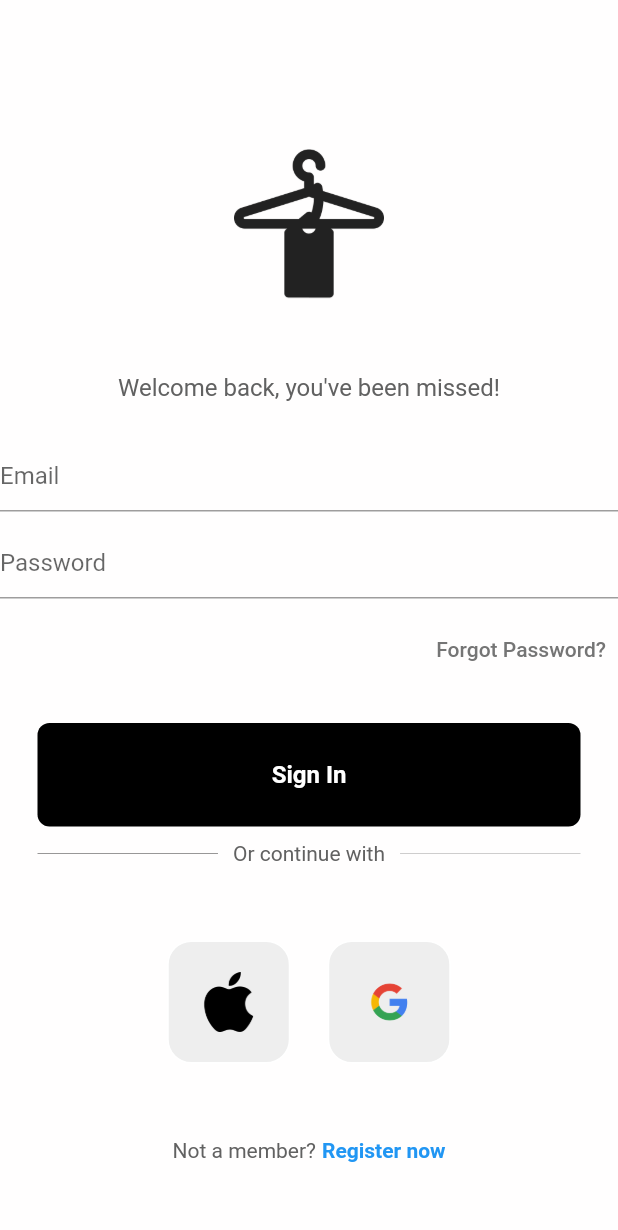
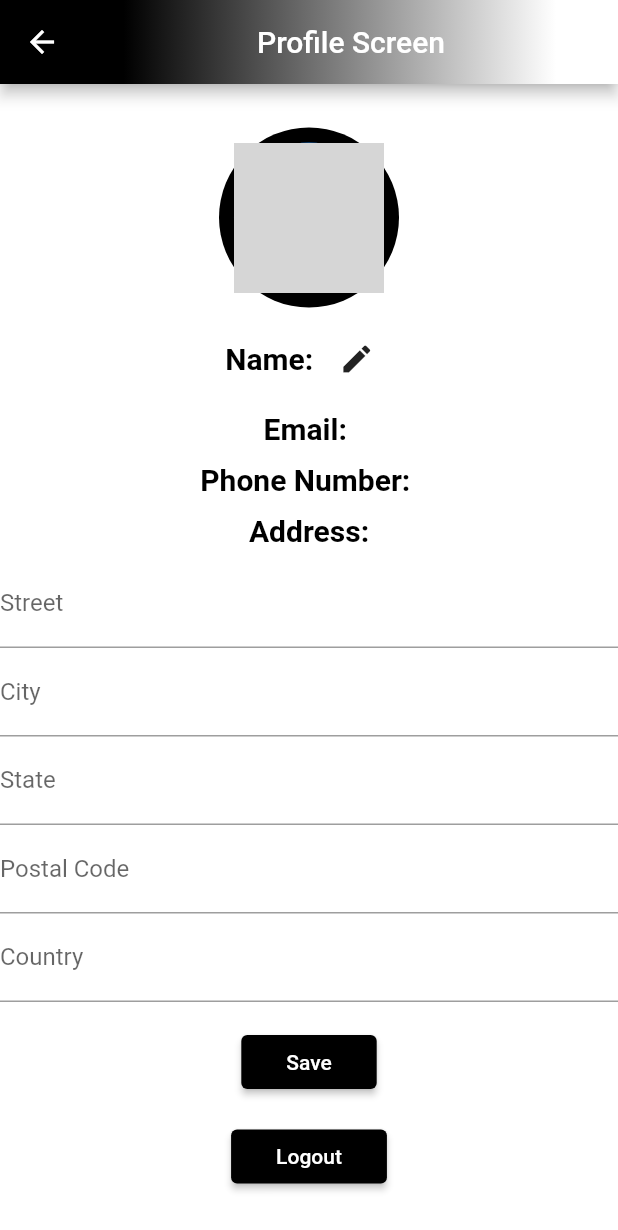
Before and after one commit to Ob1ida/ShareingApp, a Flutter app: the screen it shows after launch, on a phone screen of 412 x 824 dp. Shown: the top 1230 px of the screen. Run offline on Flutter 3.47's test engine with Material 2 defaults, Android fonts, the phone set to English and light mode, and no system bars; our stand-ins replace firebase_auth, firebase_core, firebase_database, fluttertoast, image_cropper, image_picker; accounts and stored records are empty; network calls fail; grey boxes are pictures that could not be loaded.

Commit message:
profile screen

```diff
--- a/lib/Screens/home_page.dart
+++ b/lib/Screens/home_page.dart
@@ -10,6 +10,8 @@ import 'package:image_picker/image_picker.dart';
 
 import 'package:obida_app/Screens/login_page.dart';
 import 'package:firebase_database/firebase_database.dart';
+import 'package:obida_app/Screens/profile_screen.dart';
+import 'package:obida_app/Screens/search_post.dart';
 
 import '../models/Users.dart';
 
@@ -25,11 +27,11 @@ class _HomePageState extends State<HomePage> {
   String? imageUrl;
   String? myImage;
   String? myName;
-   String _imageString = "";
-    String productName = '';
-    String productDes = '';
-    bool _addPost = false;
-    DateTime productDate =  DateTime.now();
+  String _imageString = "";
+  String productName = '';
+  String productDes = '';
+  bool _addPost = false;
+  String productDate =  DateTime.now().toString();
 
   Users users;
 
@@ -42,7 +44,6 @@ class _HomePageState extends State<HomePage> {
 
 
   void _showImageDialog(BuildContext context) {
-
 
     showDialog(
       context: context,
@@ -111,17 +112,13 @@ class _HomePageState extends State<HomePage> {
             TextField(
   onChanged: (value) {
     setState(() {
-      productDate = DateTime.parse(value);
+      productDate = DateTime.now().toString();
     });
   },
   decoration: InputDecoration(
     labelText: "Date",
   ),
 ),
-
-
-
-
             ],
           ),
           actions: [
@@ -172,16 +169,16 @@ class _HomePageState extends State<HomePage> {
   }
 
   void _getFromGallery() async {
-    /*XFile? pickedFile =
+    /* XFile? pickedFile =
         await ImagePicker().pickImage(source: ImageSource.gallery);
     _cropImage(pickedFile!.path);
-    Navigator.pop(context as BuildContext);*/
+    Navigator.pop(context as BuildContext); */
 
 
 
 
     final ImagePicker _imagePicker = ImagePicker();
-  PickedFile? _pickedImage;
+    PickedFile? _pickedImage;
 
   final pickedImage = await _imagePicker.getImage(source: ImageSource.gallery);
   if(pickedImage != null){
@@ -252,7 +249,7 @@ class _HomePageState extends State<HomePage> {
   @override
   Widget build(BuildContext context) {
     return Container(
-      decoration: BoxDecoration(
+      decoration: const BoxDecoration(
         gradient: LinearGradient(
           colors: [
             Color.fromARGB(255, 255, 255, 255),
@@ -260,7 +257,7 @@ class _HomePageState extends State<HomePage> {
           ],
           begin: Alignment.centerLeft,
           end: Alignment.centerRight,
-          stops: const [0.2, 0.9],
+          stops: [0.2, 0.9],
         ),
       ),
       child: Scaffold(
@@ -293,15 +290,15 @@ class _HomePageState extends State<HomePage> {
         backgroundColor: Colors.transparent,
         appBar: AppBar(
           flexibleSpace: Container(
-            decoration: BoxDecoration(
+            decoration: const BoxDecoration(
               gradient: LinearGradient(
                 colors: [
                   Color.fromARGB(255, 0, 0, 0),
-                  const Color.fromARGB(255, 255, 255, 255),
+                  Color.fromARGB(255, 255, 255, 255),
                 ],
                 begin: Alignment.centerLeft,
                 end: Alignment.centerRight,
-                stops: const [0.2, 0.9],
+                stops: [0.2, 0.9],
               ),
             ),
           ),
@@ -313,6 +310,22 @@ class _HomePageState extends State<HomePage> {
             },
             child: const Icon(Icons.login_outlined),
           ),
+
+          actions: <Widget>[
+            IconButton(
+             onPressed:(){
+               Navigator.pushReplacement(context, MaterialPageRoute(builder: (_) => SearchPost()));
+             },
+             icon: const Icon(Icons.person_search),
+             color: Colors.black, iconSize: 30),
+
+             IconButton(
+             onPressed:(){
+              Navigator.pushReplacement(context, MaterialPageRoute(builder: (_) => ProfileScreen()));
+             },
+             icon: const Icon(Icons.person),
+             color: Colors.black, iconSize: 30)
+          ],
         ),
       ),
     );
--- /dev/null
+++ b/lib/Screens/profile_screen.dart
@@ -0,0 +1,250 @@
+import 'dart:async';
+import 'dart:io';
+
+import 'package:firebase_auth/firebase_auth.dart';
+import 'package:firebase_core/firebase_core.dart';
+import 'package:firebase_database/firebase_database.dart';
+import 'package:flutter/cupertino.dart';
+import 'package:flutter/material.dart';
+import 'package:obida_app/Screens/home_page.dart';
+import 'package:obida_app/Screens/login_page.dart';
+import 'package:obida_app/models/Users.dart';
+
+class ProfileScreen extends StatefulWidget {
+  @override
+  State<ProfileScreen> createState() => _ProfileScreenState();
+}
+
+class Address {
+  String? street;
+  String? city;
+  String? state;
+  int? postalCode;
+  String? country;
+
+  Address({this.street, this.city, this.state, this.postalCode, this.country});
+}
+
+class _ProfileScreenState extends State<ProfileScreen> {
+  String? name = '';
+  String? email = '';
+  String? image = '';
+  String? phoneNo = '';
+  String? surname = '';
+  Address userAddress = Address();
+  File? imageXFile;
+
+  final GlobalKey<FormState> _formKey = GlobalKey<FormState>();
+
+  void _saveAddress() {
+    if (_formKey.currentState!.validate()) {
+      _formKey.currentState!.save();
+      // Adres bilgilerini kaydetme işlemlerini yapabilirsiniz
+      print('Added Address: ${userAddress.street}, ${userAddress.city}, ${userAddress.state}, ${userAddress.postalCode}, ${userAddress.country}');
+    }
+  }
+
+  Future<void> _getDataFromDatabase() async {
+    final DatabaseReference ref = FirebaseDatabase.instance
+        .reference()
+        .child('users')
+        .child(FirebaseAuth.instance.currentUser!.uid);
+
+    /*  ref.onValue.listen((DataSnapshot event) {
+    final snapshot = event.snapshot;
+    if (snapshot.value != null) {
+      setState(() {
+        final data = snapshot.value;
+        final name = data["name"];
+        final email = data["email"];
+        final image = data["image"];
+        final phoneNo = data["phoneNo"];
+
+      });
+    }
+    } as void Function(DatabaseEvent event)?,);  */
+  }
+
+  @override
+  Widget build(BuildContext context) {
+    return Scaffold(
+      appBar: AppBar(
+        flexibleSpace: Container(
+          decoration: const BoxDecoration(
+            gradient: LinearGradient(
+              colors: [
+                Color.fromARGB(255, 0, 0, 0),
+                Color.fromARGB(255, 255, 255, 255),
+              ],
+              begin: Alignment.centerLeft,
+              end: Alignment.centerRight,
+              stops: [0.2, 0.9],
+            ),
+          ),
+        ),
+        centerTitle: true,
+        backgroundColor: Colors.pink,
+        title: const Center(
+          child: Text('Profile Screen'),
+        ),
+        leading: IconButton(
+          icon: const Icon(
+            Icons.arrow_back,
+            color: Colors.white,
+          ),
+          onPressed: () {
+            Navigator.pushReplacement(
+              context,
+              MaterialPageRoute(builder: (_) => LoginPage()),
+            );
+          },
+        ),
+      ),
+      body: Container(
+        decoration: const BoxDecoration(
+          gradient: LinearGradient(
+            colors: [
+              Color.fromARGB(255, 255, 255, 255),
+              Color.fromARGB(255, 255, 255, 255),
+            ],
+            begin: Alignment.centerLeft,
+            end: Alignment.centerRight,
+            stops: [0.2, 0.9],
+          ),
+        ),
+        child: Column(
+          crossAxisAlignment: CrossAxisAlignment.center,
+          mainAxisAlignment: MainAxisAlignment.center,
+          children: [
+            GestureDetector(
+              onTap: () {
+                //showimagedialog
+              },
+              child: CircleAvatar(
+                backgroundColor: Color.fromARGB(255, 0, 0, 0),
+                minRadius: 60.0,
+                child: CircleAvatar(
+                  radius: 50.0,
+                  backgroundImage: imageXFile == null
+                      ? NetworkImage(image!)
+                      : Image.file(imageXFile!).image,
+                ),
+              ),
+            ),
+            const SizedBox(
+              height: 10.0,
+            ),
+            Row(
+              crossAxisAlignment: CrossAxisAlignment.center,
+              mainAxisAlignment: MainAxisAlignment.center,
+              children: [
+                Text(
+                  'Name: ' + name!,
+                  style: const TextStyle(
+                    fontSize: 20.0,
+                    fontWeight: FontWeight.bold,
+                    color: Color.fromARGB(255, 0, 0, 0),
+                  ),
+                ),
+                IconButton(
+                  onPressed: () {
+                    //displayTextInputDialog
+                  },
+                  icon: const Icon(Icons.edit),
+                )
+              ],
+            ),
+            const SizedBox(
+              height: 11.0,
+            ),
+            Text(
+              'Email: ' + email!,
+              style: const TextStyle(
+                fontSize: 20.0,
+                fontWeight: FontWeight.bold,
+                color: Color.fromARGB(255, 0, 0, 0),
+              ),
+            ),
+            const SizedBox(
+              height: 11.0,
+            ),
+            Text(
+              'Phone Number: ' + phoneNo!,
+              style: const TextStyle(
+                fontSize: 20.0,
+                fontWeight: FontWeight.bold,
+                color: Color.fromARGB(255, 0, 0, 0),
+              ),
+            ),
+            const SizedBox(
+              height: 11.0,
+            ),
+            const Text(
+              'Address:',
+              style: TextStyle(
+                fontSize: 20.0,
+                fontWeight: FontWeight.bold,
+                color: Color.fromARGB(255, 0, 0, 0),
+              ),
+            ),
+            const SizedBox(height: 8.0),
+            Form(
+              key: _formKey,
+              child: Column(
+                children: [
+                  TextFormField(
+                    decoration: InputDecoration(labelText: 'Street'),
+                    onSaved: (value) => userAddress.street = value,
+                  ),
+                  TextFormField(
+                    decoration: InputDecoration(labelText: 'City'),
+                    onSaved: (value) => userAddress.city = value,
+                  ),
+                  TextFormField(
+                    decoration: InputDecoration(labelText: 'State'),
+                    onSaved: (value) => userAddress.state = value,
+                  ),
+                  TextFormField(
+                    decoration: InputDecoration(labelText: 'Postal Code'),
+                    onSaved: (value) =>
+                        userAddress.postalCode = int.tryParse(value ?? ''),
+                  ),
+                  TextFormField(
+                    decoration: InputDecoration(labelText: 'Country'),
+                    onSaved: (value) => userAddress.country = value,
+                  ),
+                ],
+              ),
+            ),
+            const SizedBox(height: 16.0),
+            ElevatedButton(
+              onPressed: _saveAddress,
+              child: Text('Save'),
+               style: ElevatedButton.styleFrom(
+                backgroundColor: Colors.black,
+                padding:
+                    const EdgeInsets.symmetric(horizontal: 30, vertical: 10),
+              ),
+
+            ),
+            const SizedBox(height: 15.0),
+            ElevatedButton(
+              onPressed: () {
+                Navigator.pushReplacement(
+                  context,
+                  MaterialPageRoute(builder: (_) => LoginPage()),
+                );
+              },
+              child: const Text("Logout"),
+              style: ElevatedButton.styleFrom(
+                backgroundColor: Colors.black,
+                padding:
+                    const EdgeInsets.symmetric(horizontal: 30, vertical: 10),
+              ),
+            ),
+          ],
+        ),
+      ),
+    );
+  }
+}
--- /dev/null
+++ b/lib/Screens/search_post.dart
@@ -0,0 +1,13 @@
+import 'package:flutter/cupertino.dart';
+
+class SearchPost extends StatefulWidget {
+  @override
+  State<SearchPost> createState() => _ProfileScreenState();
+}
+
+class _ProfileScreenState extends State<SearchPost> {
+  @override
+  Widget build(BuildContext context) {
+    return Container();
+  }
+}
--- a/lib/main.dart
+++ b/lib/main.dart
@@ -3,6 +3,7 @@ import 'package:flutter/material.dart';
 import 'package:firebase_core/firebase_core.dart';
 import 'package:obida_app/Screens/home_page.dart';
 import 'package:obida_app/Screens/login_page.dart';
+import 'package:obida_app/Screens/profile_screen.dart';
 import 'firebase_options.dart';
 
 Future<void> main() async {
@@ -21,7 +22,8 @@ class MyApp extends StatelessWidget {
     return MaterialApp(
       debugShowCheckedModeBanner: false,
       title: 'SharingApp',
-      home: FirebaseAuth.instance.currentUser == null? LoginPage() : LoginPage(),
+      home: ProfileScreen(),
+     // home: FirebaseAuth.instance.currentUser == null? LoginPage() : LoginPage(),
     );
   }
 }
```
